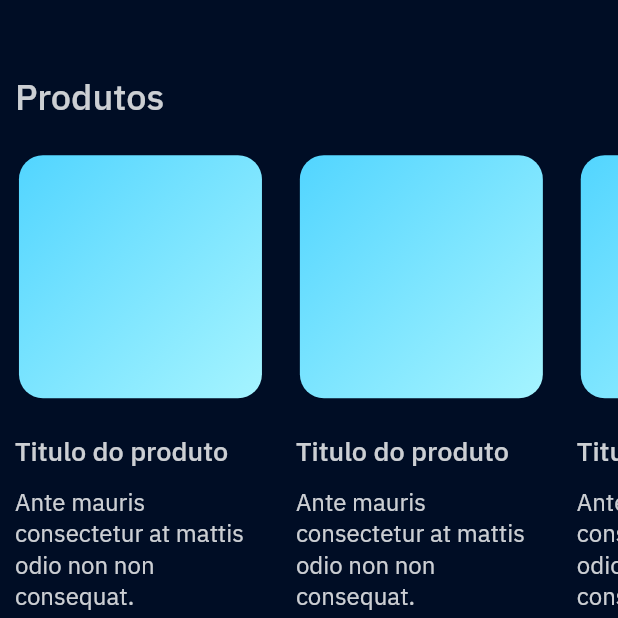
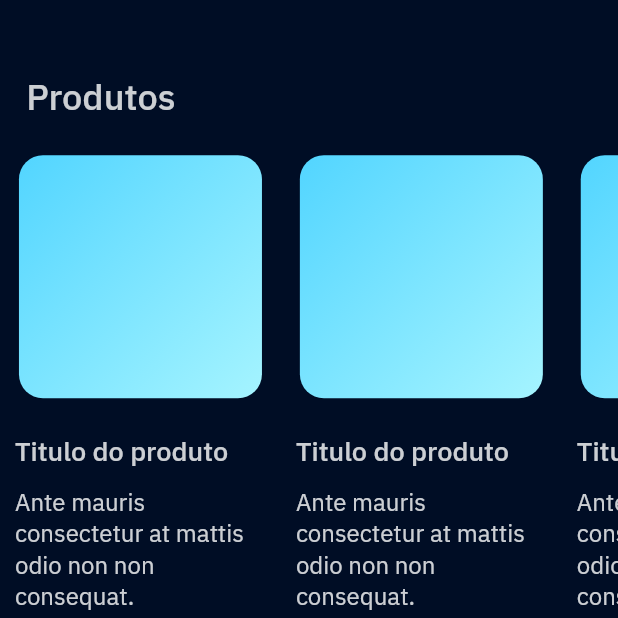
Before and after one commit to diegomors/speedup, a Flutter app: the screen it shows after launch, on a phone screen of 412 x 824 dp, the top half of it. Run offline on Flutter 3.47's test engine with Material 2 defaults, Android fonts, the phone set to English and light mode, and no system bars; our stand-ins replace expandable_page_view.

Commit message:
correção do narrow  e blackgroude espaçamento

```diff
--- a/lib/modules/product/widgets/my_product_background.dart
+++ b/lib/modules/product/widgets/my_product_background.dart
@@ -1,5 +1,6 @@
 import 'package:flutter/material.dart';
 import '../../../shared/shared.dart';
+
 class MyProductBackground extends StatelessWidget {
   final Widget child;
 
@@ -15,7 +16,8 @@ class MyProductBackground extends StatelessWidget {
         Container(
           color: const Color.fromRGBO(0, 13, 37, 1),
         ),
-        if (context.screenSize == ScreenSize.medium || context.screenSize == ScreenSize.wide) ...[
+        if (context.screenSize == ScreenSize.medium ||
+            context.screenSize == ScreenSize.wide) ...[
           Container(
             color: const Color.fromRGBO(255, 255, 255, 0.05),
           ),
--- a/lib/modules/product/widgets/my_product_narrow.dart
+++ b/lib/modules/product/widgets/my_product_narrow.dart
@@ -18,7 +18,7 @@ class MyProductNarrow extends StatelessWidget {
             crossAxisAlignment: CrossAxisAlignment.center,
             children: [
               Padding(
-                padding: const EdgeInsets.symmetric(horizontal: 10.0),
+                padding: const EdgeInsets.symmetric(horizontal: 17.5),
                 child: Row(
                   mainAxisAlignment: MainAxisAlignment.start,
                   children: const [
@@ -58,7 +58,8 @@ class MyProductNarrow extends StatelessWidget {
       padding: const EdgeInsets.symmetric(horizontal: 10.0),
       child: Column(
         children: [
-          const Flexible(child: MyCarouselItem(
+          const Flexible(
+              child: MyCarouselItem(
             size: 162,
           )),
           const SizedBox(height: 24),
```
Lines whose indentation alone changed are shown as unchanged.
